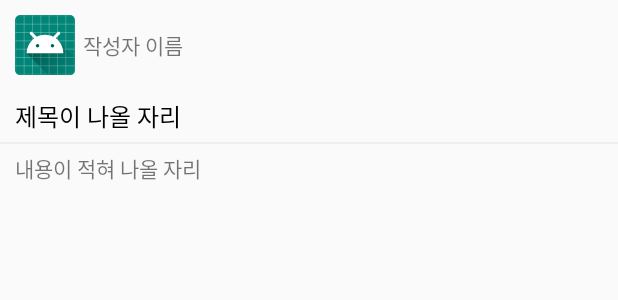
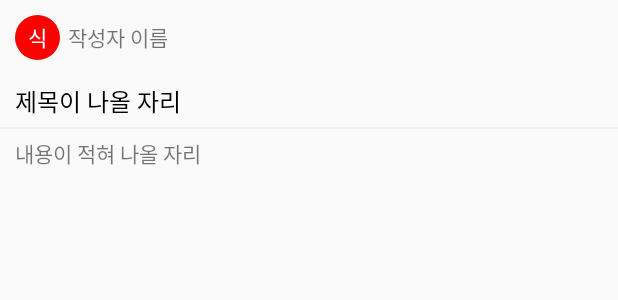
Before and after one commit to sangone88/201911_KotlinFinalTest, an Android app: the layout board_list_item.xml on its own in the app's theme, with its tools: preview values and no code run, on a phone screen of 412 x 824 dp. Shown: the top 300 px of the screen. Run offline under Robolectric (Android 15) with nearby library versions, the phone set to English and light mode, and no system bars.

Commit message:
게시판 리스트 아이템 XML 작성

```diff
--- /dev/null
+++ b/app/src/main/res/drawable/circle_background.xml
@@ -0,0 +1,8 @@
+<?xml version="1.0" encoding="utf-8"?>
+<shape xmlns:android="http://schemas.android.com/apk/res/android"
+    android:shape="oval">
+
+    <solid
+        android:color="#FF0000" />
+
+</shape>
--- a/app/src/main/res/layout/board_list_item.xml
+++ b/app/src/main/res/layout/board_list_item.xml
@@ -11,9 +11,12 @@
         android:orientation="horizontal">
 
         <TextView
-            android:layout_width="40dp"
-            android:layout_height="40dp"
-            android:background="@mipmap/ic_launcher"/>
+            android:layout_width="30dp"
+            android:layout_height="30dp"
+            android:textColor="#FFFFFF"
+            android:text="식"
+            android:gravity="center"
+            android:background="@drawable/circle_background"/>
 
         <TextView
             android:layout_marginLeft="5dp"
```
